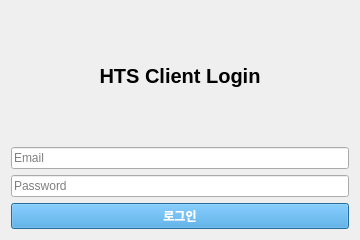
Before: the Qt Designer form ui/login_window.ui in hongjonpgyo/Ninja_MyHTS_Client, drawn with Qt 5.
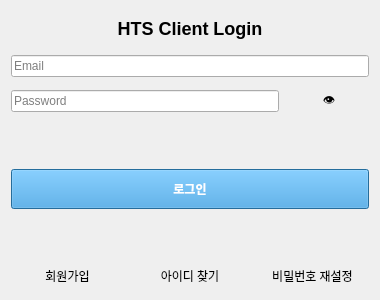
After: the same form once the commit is applied.

What changed in the file:
```diff
--- a/ui/login_window.ui
+++ b/ui/login_window.ui
@@ -6,8 +6,8 @@
    <rect>
     <x>0</x>
     <y>0</y>
-    <width>360</width>
-    <height>240</height>
+    <width>380</width>
+    <height>300</height>
    </rect>
   </property>
   <property name="windowTitle">
@@ -15,17 +15,22 @@
   </property>
 
   <layout class="QVBoxLayout" name="verticalLayout">
+   <property name="spacing">
+    <number>10</number>
+   </property>
+
+   <!-- Title -->
    <item>
     <widget class="QLabel" name="labelTitle">
-     <property name="styleSheet">
-      <string notr="true">font-size: 20px; font-weight: bold; text-align:center;</string>
-     </property>
      <property name="text">
       <string>HTS Client Login</string>
      </property>
      <property name="alignment">
       <set>Qt::AlignCenter</set>
      </property>
+     <property name="styleSheet">
+      <string notr="true">font-size:18px; font-weight:bold;</string>
+     </property>
     </widget>
    </item>
 
@@ -38,26 +43,111 @@
    </item>
 
    <item>
-    <widget class="QLineEdit" name="editPassword">
-     <property name="placeholderText">
-      <string>Password</string>
+    <layout class="QHBoxLayout">
+     <item>
+      <widget class="QLineEdit" name="editPassword">
+       <property name="placeholderText">
+        <string>Password</string>
+       </property>
+       <property name="echoMode">
+        <enum>QLineEdit::Password</enum>
+       </property>
+      </widget>
+     </item>
+     <item>
+      <widget class="QPushButton" name="btnTogglePassword">
+       <property name="text">
+        <string>👁</string>
+       </property>
+       <property name="maximumWidth">
+        <number>40</number>
+       </property>
+       <property name="flat">
+        <bool>true</bool>
+       </property>
+      </widget>
+     </item>
+    </layout>
+   </item>
+
+   <!-- Error Message -->
+   <item>
+    <widget class="QLabel" name="labelError">
+     <property name="text">
+      <string></string>
      </property>
-     <property name="echoMode">
-      <enum>QLineEdit::Password</enum>
+     <property name="styleSheet">
+      <string notr="true">color:#e74c3c; font-size:12px;</string>
+     </property>
+     <property name="alignment">
+      <set>Qt::AlignCenter</set>
      </property>
     </widget>
    </item>
 
+   <!-- Login Button -->
    <item>
     <widget class="QPushButton" name="btnLogin">
      <property name="text">
       <string>로그인</string>
      </property>
      <property name="styleSheet">
-      <string notr="true">background:#3498db; color:white; font-weight:bold;</string>
+      <string notr="true">background:#3498db; color:white; font-weight:bold; height:32px;</string>
      </property>
     </widget>
    </item>
+    <item>
+ <widget class="QLabel" name="labelStatus">
+  <property name="text">
+   <string></string>
+  </property>
+  <property name="alignment">
+   <set>Qt::AlignCenter</set>
+  </property>
+  <property name="styleSheet">
+   <string notr="true">
+    color: #27ae60;
+    font-size: 12px;
+   </string>
+  </property>
+ </widget>
+</item>
+
+   <!-- Links -->
+   <item>
+    <layout class="QHBoxLayout">
+     <item>
+      <widget class="QPushButton" name="btnSignup">
+       <property name="text">
+        <string>회원가입</string>
+       </property>
+       <property name="flat">
+        <bool>true</bool>
+       </property>
+      </widget>
+     </item>
+     <item>
+      <widget class="QPushButton" name="btnFindId">
+       <property name="text">
+        <string>아이디 찾기</string>
+       </property>
+       <property name="flat">
+        <bool>true</bool>
+       </property>
+      </widget>
+     </item>
+     <item>
+      <widget class="QPushButton" name="btnResetPw">
+       <property name="text">
+        <string>비밀번호 재설정</string>
+       </property>
+       <property name="flat">
+        <bool>true</bool>
+       </property>
+      </widget>
+     </item>
+    </layout>
+   </item>
 
   </layout>
  </widget>
```
Left out of the diff: 2 changed lines with no effect on the pictures.
